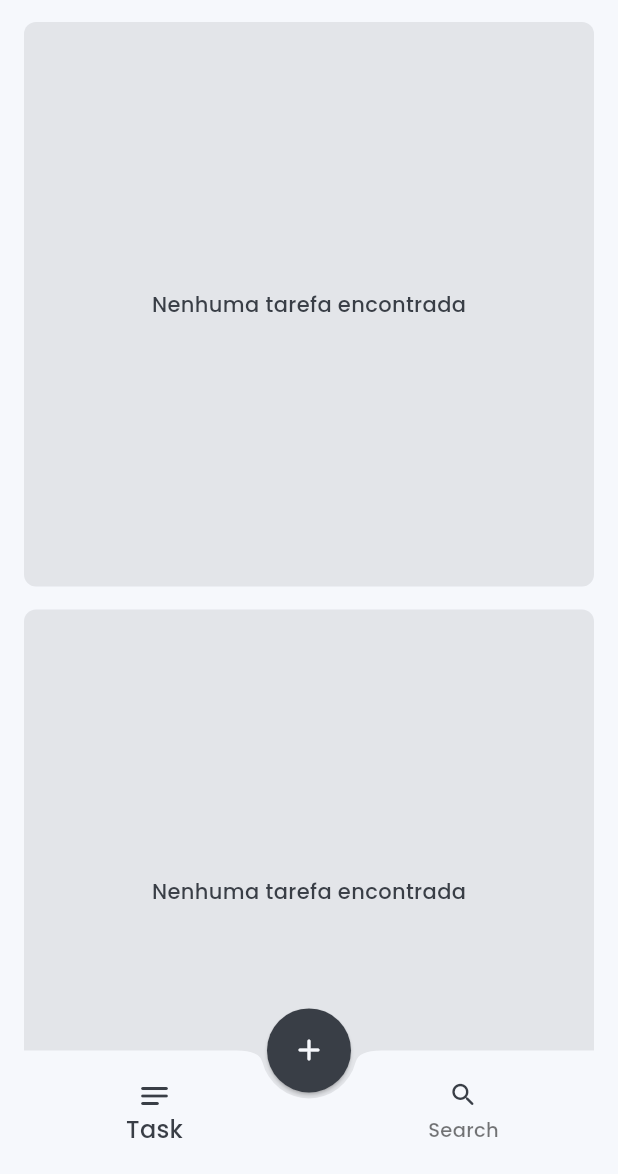
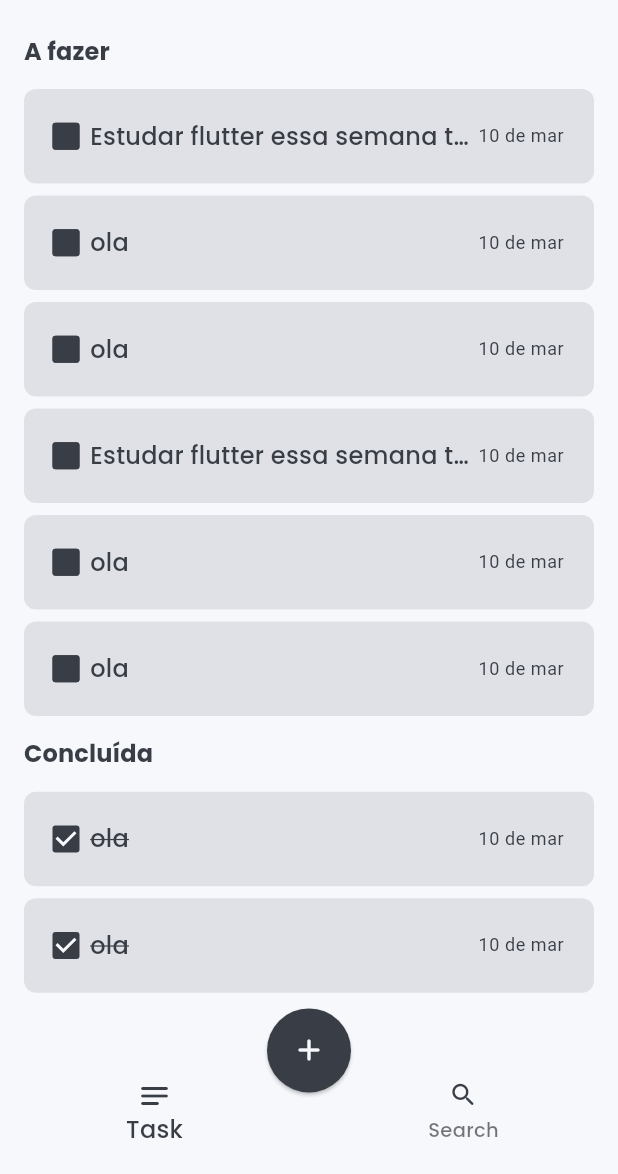
Before and after one commit to lucasxgb/todo_app, a Flutter app: the screen it shows after launch, on a phone screen of 412 x 824 dp, the part 62-1236 px from its top. Run offline on Flutter 3.47's test engine with Material 3 defaults, Android fonts, the phone set to English and light mode, and no system bars; our stand-ins replace google_fonts.

Commit message:
:construction: fix: Layout estático do home page pronto

```diff
--- a/lib/src/home/view/home_page.dart
+++ b/lib/src/home/view/home_page.dart
@@ -2,6 +2,7 @@ import 'package:flutter/material.dart';
 import 'package:todo_app/src/home/widgets/custom_bottom_navigation_bar.dart';
 import 'package:todo_app/src/home/widgets/custom_display_task_card.dart';
 import 'package:todo_app/src/home/widgets/custom_float_action_button.dart';
+import 'package:todo_app/src/shared/models/task_model.dart';
 import 'package:todo_app/src/shared/widgets/app_drawer.dart';
 
 class HomePage extends StatefulWidget {
@@ -16,7 +17,7 @@ class _HomePageState extends State<HomePage> {
   Widget build(BuildContext context) {
     final TextTheme textTheme = Theme.of(context).textTheme;
     return Scaffold(
-        extendBody: true,
+        // extendBody: true,
         floatingActionButtonLocation: FloatingActionButtonLocation.centerDocked,
         floatingActionButton: const CustomFloatActionButton(),
         bottomNavigationBar: const CustomBottomNavigationBar(),
@@ -32,23 +33,81 @@ class _HomePageState extends State<HomePage> {
         ),
         body: LayoutBuilder(
           builder: (context, constraints) {
-            return Padding(
-              padding: const EdgeInsets.symmetric(horizontal: 16.0),
-              child: SingleChildScrollView(
+            return SingleChildScrollView(
+              child: Padding(
+                padding:
+                    const EdgeInsets.symmetric(horizontal: 16.0, vertical: 8),
                 child: Column(
+                  crossAxisAlignment: CrossAxisAlignment.start,
                   children: [
-                    SizedBox(
-                        height: constraints.maxHeight * 0.49,
-                        child: const CustomDisplayCardTask(
-                          label: "A fazer",
-                        )),
+                    Text(
+                      "A fazer",
+                      style: textTheme.titleSmall,
+                    ),
                     SizedBox(
                       height: constraints.maxHeight * 0.02,
                     ),
                     SizedBox(
-                      height: constraints.maxHeight * 0.49,
-                      child: const CustomDisplayCardTask(
+                        child: CustomDisplayCardTask(
+                      label: "A fazer",
+                      tasksList: [
+                        TaskModel(
+                            title: "Estudar flutter essa semana toda",
+                            description: 'mundo',
+                            date: DateTime.now(),
+                            completed: false),
+                        TaskModel(
+                            title: "ola",
+                            description: 'mundo',
+                            date: DateTime.now(),
+                            completed: false),
+                        TaskModel(
+                            title: "ola",
+                            description: 'mundo',
+                            date: DateTime.now(),
+                            completed: false),
+                        TaskModel(
+                            title: "Estudar flutter essa semana toda",
+                            description: 'mundo',
+                            date: DateTime.now(),
+                            completed: false),
+                        TaskModel(
+                            title: "ola",
+                            description: 'mundo',
+                            date: DateTime.now(),
+                            completed: false),
+                        TaskModel(
+                            title: "ola",
+                            description: 'mundo',
+                            date: DateTime.now(),
+                            completed: false),
+                      ],
+                    )),
+                    SizedBox(
+                      height: constraints.maxHeight * 0.02,
+                    ),
+                    Text(
+                      "Concluída",
+                      style: textTheme.titleSmall,
+                    ),
+                    SizedBox(
+                      height: constraints.maxHeight * 0.02,
+                    ),
+                    SizedBox(
+                      child: CustomDisplayCardTask(
                         label: 'Concluída',
+                        tasksList: [
+                          TaskModel(
+                              title: "ola",
+                              description: 'mundo',
+                              date: DateTime.now(),
+                              completed: true),
+                          TaskModel(
+                              title: "ola",
+                              description: 'mundo',
+                              date: DateTime.now(),
+                              completed: true),
+                        ],
                       ),
                     )
                   ],
--- a/lib/src/home/widgets/custom_display_task_card.dart
+++ b/lib/src/home/widgets/custom_display_task_card.dart
@@ -1,10 +1,11 @@
 // ignore_for_file: public_member_api_docs, sort_constructors_first
 import 'package:flutter/material.dart';
-import 'package:todo_app/src/shared/models/card_taks_model.dart';
+import 'package:todo_app/src/shared/models/task_model.dart';
+import 'package:todo_app/src/shared/widgets/card_task.dart';
 
 class CustomDisplayCardTask extends StatelessWidget {
   final String label;
-  final List<CardTaskModel>? tasksList;
+  final List<TaskModel>? tasksList;
 
   const CustomDisplayCardTask({
     super.key,
@@ -17,26 +18,20 @@ class CustomDisplayCardTask extends StatelessWidget {
     final ColorScheme colorScheme = Theme.of(context).colorScheme;
     final TextTheme textTheme = Theme.of(context).textTheme;
 
-    return LayoutBuilder(
-      builder: ((context, constraints) {
     return tasksList != null
-            ? Column(
-                children: [
-                  Text(
-                    label,
-                    style: textTheme.titleSmall,
-                  ),
-                  SizedBox(
-                    height: constraints.maxHeight * 0.02,
-                  ),
-                  ListView.builder(
+        ? ListView.separated(
+            physics: const NeverScrollableScrollPhysics(),
+            padding: const EdgeInsets.all(0),
+            shrinkWrap: true,
             itemCount: tasksList!.length,
-                    // separatorBuilder: (context, index) {},
+            separatorBuilder: (context, index) {
+              return SizedBox(
+                height: index != tasksList!.length ? 8 : 0,
+              );
+            },
             itemBuilder: ((context, index) {
-                      return null;
+              return CardTask(task: tasksList![index]);
             }),
-                  )
-                ],
           )
         : Container(
             // height: constraints.maxHeight * 0.2,
@@ -50,7 +45,5 @@ class CustomDisplayCardTask extends StatelessWidget {
               ),
             ),
           );
-      }),
-    );
   }
 }
--- a/lib/src/shared/models/card_taks_model.dart
+++ b/lib/src/shared/models/task_model.dart
@@ -1,13 +1,13 @@
 // ignore_for_file: public_member_api_docs, sort_constructors_first
 import 'dart:convert';
 
-class CardTaskModel {
+class TaskModel {
   final String title;
   final String description;
   final DateTime date;
   final bool completed;
 
-  const CardTaskModel({required this.title, required this.description, required this.date, required this.completed});
+  const TaskModel({required this.title, required this.description, required this.date, required this.completed});
 
   Map<String, dynamic> toMap() {
     return <String, dynamic>{
@@ -18,8 +18,8 @@ class CardTaskModel {
     };
   }
 
-  factory CardTaskModel.fromMap(Map<String, dynamic> map) {
-    return CardTaskModel(
+  factory TaskModel.fromMap(Map<String, dynamic> map) {
+    return TaskModel(
       title: map['title'] as String,
       description: map['description'] as String,
       date: DateTime.fromMillisecondsSinceEpoch(map['date'] as int),
@@ -29,15 +29,15 @@ class CardTaskModel {
 
   String toJson() => json.encode(toMap());
 
-  factory CardTaskModel.fromJson(String source) => CardTaskModel.fromMap(json.decode(source) as Map<String, dynamic>);
+  factory TaskModel.fromJson(String source) => TaskModel.fromMap(json.decode(source) as Map<String, dynamic>);
 
-  CardTaskModel copyWith({
+  TaskModel copyWith({
     String? title,
     String? description,
     DateTime? date,
     bool? completed,
   }) {
-    return CardTaskModel(
+    return TaskModel(
       title: title ?? this.title,
       description: description ?? this.description,
       date: date ?? this.date,
--- /dev/null
+++ b/lib/src/shared/widgets/card_task.dart
@@ -0,0 +1,64 @@
+// ignore_for_file: public_member_api_docs, sort_constructors_first
+import 'package:flutter/material.dart';
+import 'package:todo_app/src/shared/models/task_model.dart';
+import 'package:todo_app/src/shared/widgets/custom_checkbox.dart';
+
+class CardTask extends StatelessWidget {
+  final TaskModel task;
+  const CardTask({
+    super.key,
+    required this.task,
+  });
+
+  @override
+  Widget build(BuildContext context) {
+    final ColorScheme colorScheme = Theme.of(context).colorScheme;
+    final TextTheme textTheme = Theme.of(context).textTheme;
+
+    return Container(
+        // margin: const EdgeInsets.all(16),
+        padding: const EdgeInsets.all(20),
+        decoration: BoxDecoration(
+            color: colorScheme.primary.withOpacity(0.12),
+            borderRadius: const BorderRadius.all(Radius.circular(8))),
+        child: Row(
+          mainAxisAlignment: MainAxisAlignment.spaceBetween,
+          children: [
+            Flexible(
+              flex: 2,
+              child: Row(
+                children: [
+                  CustomCheckBox(completed: task.completed),
+                  const SizedBox(
+                    width: 8,
+                  ),
+                  Expanded(
+                    child: Text(
+                      task.title,
+                      maxLines: 1,
+                      overflow: TextOverflow.ellipsis,
+                      style: textTheme.bodyMedium!.copyWith(
+                          fontSize: 16,
+                          letterSpacing: 0.2,
+                          decoration: task.completed
+                              ? TextDecoration.lineThrough
+                              : TextDecoration.none),
+                    ),
+                  ),
+                ],
+              ),
+            ),
+            Row(
+              children: [
+                Text(
+                  "10 de mar",
+                  maxLines: 1,
+                  overflow: TextOverflow.ellipsis,
+                  style: textTheme.bodySmall,
+                ),
+              ],
+            )
+          ],
+        ));
+  }
+}
--- /dev/null
+++ b/lib/src/shared/widgets/custom_checkbox.dart
@@ -0,0 +1,28 @@
+// ignore_for_file: public_member_api_docs, sort_constructors_first
+import 'package:flutter/material.dart';
+
+class CustomCheckBox extends StatelessWidget {
+  final void Function(bool?)? onChanged;
+  final bool completed;
+  const CustomCheckBox({
+    super.key,
+    this.onChanged,
+    required this.completed,
+  });
+
+  @override
+  Widget build(BuildContext context) {
+    return SizedBox(
+      height: 16,
+      width: 16,
+      child: Checkbox(
+        value: completed,
+        fillColor:
+            MaterialStateProperty.all(Theme.of(context).colorScheme.primary),
+        checkColor: Theme.of(context).colorScheme.secondary,
+        activeColor: Theme.of(context).colorScheme.primary,
+        onChanged: (bool? value) {},
+      ),
+    );
+  }
+}
```
Lines whose indentation alone changed are shown as unchanged.
